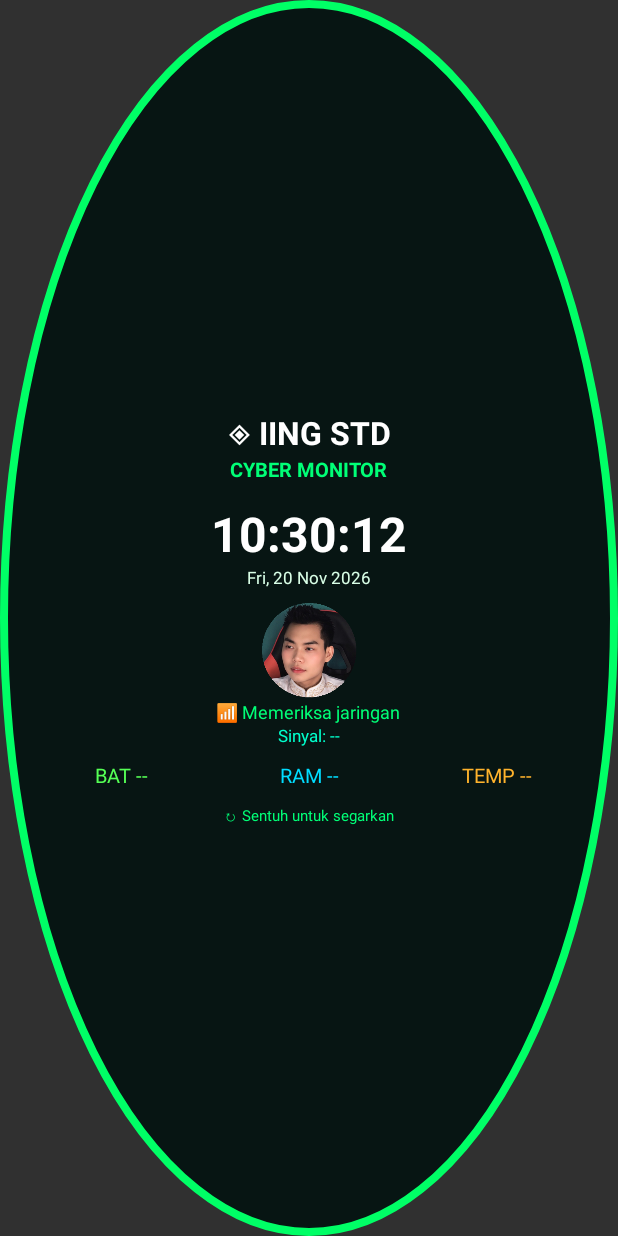
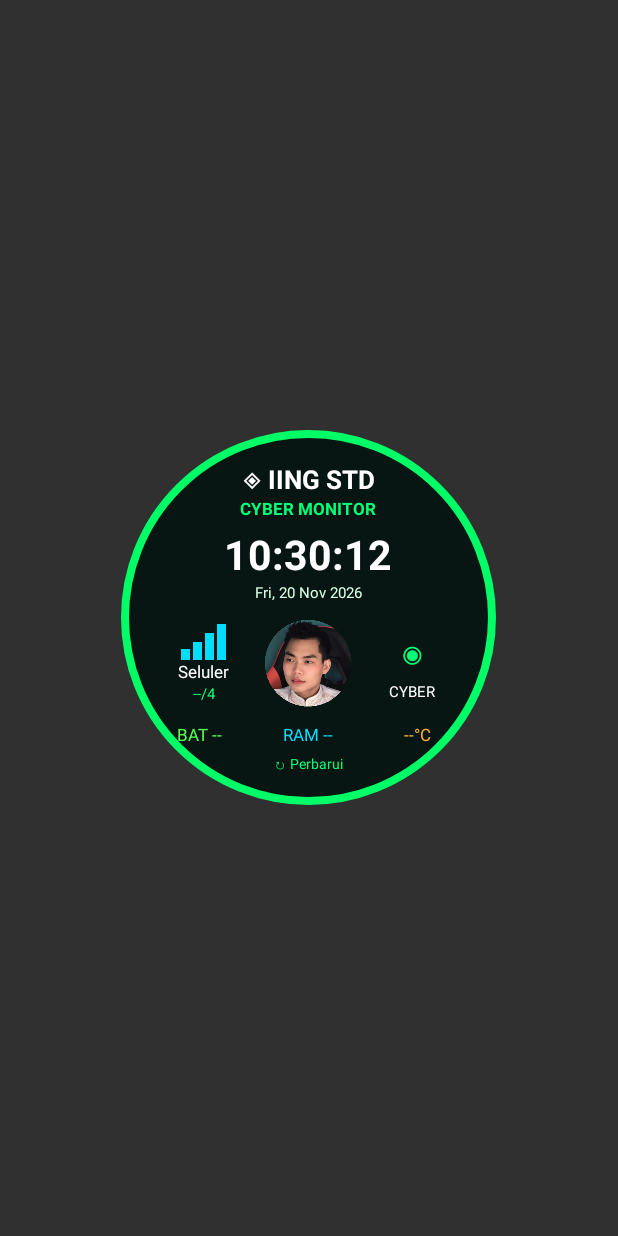
Before and after one commit to stdcrypto-boop/IING-STD-Cyber-Widget, an Android app: the layout widget.xml on its own in the app's theme, with its tools: preview values and no code run, on a phone screen of 412 x 824 dp. Run offline under Robolectric (Android 15) with nearby library versions, the phone set to English and light mode, and no system bars.

Commit message:
Compact circular cyber widget and live four-bar signal indicator

```diff
--- a/app/src/main/res/layout/widget.xml
+++ b/app/src/main/res/layout/widget.xml
@@ -1,18 +1,32 @@
 <?xml version="1.0" encoding="utf-8"?>
 <FrameLayout xmlns:android="http://schemas.android.com/apk/res/android" android:layout_width="match_parent" android:layout_height="match_parent">
- <LinearLayout android:layout_width="match_parent" android:layout_height="match_parent" android:layout_gravity="center" android:orientation="vertical" android:gravity="center" android:padding="18dp" android:background="@drawable/cyber_circle">
-  <TextView android:layout_width="wrap_content" android:layout_height="wrap_content" android:text="◈ IING STD" android:textStyle="bold" android:textColor="#FFFFFF" android:textSize="21sp"/>
-  <TextView android:layout_width="wrap_content" android:layout_height="wrap_content" android:text="CYBER MONITOR" android:textStyle="bold" android:textColor="#00FF77" android:textSize="13sp"/>
-  <TextClock android:layout_width="wrap_content" android:layout_height="wrap_content" android:format12Hour="hh:mm:ss" android:format24Hour="HH:mm:ss" android:textColor="#FFFFFF" android:textSize="32sp" android:textStyle="bold" android:layout_marginTop="12dp"/>
-  <TextClock android:layout_width="wrap_content" android:layout_height="wrap_content" android:format12Hour="EEE, dd MMM yyyy" android:format24Hour="EEE, dd MMM yyyy" android:textColor="#D9FFE7" android:textSize="11sp"/>
-  <ImageView android:layout_width="65dp" android:layout_height="65dp" android:src="@drawable/portrait" android:contentDescription="Foto profil" android:layout_marginTop="8dp"/>
-  <TextView android:id="@+id/network" android:layout_width="wrap_content" android:layout_height="wrap_content" android:text="📶 Memeriksa jaringan" android:textColor="#00FF77" android:textSize="12sp"/>
-  <TextView android:id="@+id/signal" android:layout_width="wrap_content" android:layout_height="wrap_content" android:text="Sinyal: --" android:textColor="#00FFCC" android:textSize="11sp"/>
-  <LinearLayout android:layout_width="match_parent" android:layout_height="wrap_content" android:orientation="horizontal" android:gravity="center" android:layout_marginTop="9dp">
-   <TextView android:id="@+id/battery" android:layout_width="0dp" android:layout_weight="1" android:gravity="center" android:layout_height="wrap_content" android:text="BAT --" android:textColor="#55FF55" android:textSize="13sp"/>
-   <TextView android:id="@+id/storage" android:layout_width="0dp" android:layout_weight="1" android:gravity="center" android:layout_height="wrap_content" android:text="RAM --" android:textColor="#00DDFF" android:textSize="13sp"/>
-   <TextView android:id="@+id/temp" android:layout_width="0dp" android:layout_weight="1" android:gravity="center" android:layout_height="wrap_content" android:text="TEMP --" android:textColor="#FFB32C" android:textSize="13sp"/>
+ <LinearLayout android:layout_width="250dp" android:layout_height="250dp" android:layout_gravity="center" android:orientation="vertical" android:gravity="center" android:padding="16dp" android:background="@drawable/cyber_circle">
+  <TextView android:layout_width="wrap_content" android:layout_height="wrap_content" android:text="◈ IING STD" android:textStyle="bold" android:textColor="#FFFFFF" android:textSize="17sp"/>
+  <TextView android:layout_width="wrap_content" android:layout_height="wrap_content" android:text="CYBER MONITOR" android:textStyle="bold" android:textColor="#00FF77" android:textSize="11sp"/>
+  <TextClock android:layout_width="wrap_content" android:layout_height="wrap_content" android:format12Hour="hh:mm:ss" android:format24Hour="HH:mm:ss" android:textColor="#FFFFFF" android:textSize="27sp" android:textStyle="bold" android:layout_marginTop="4dp"/>
+  <TextClock android:layout_width="wrap_content" android:layout_height="wrap_content" android:format12Hour="EEE, dd MMM yyyy" android:format24Hour="EEE, dd MMM yyyy" android:textColor="#D9FFE7" android:textSize="10sp"/>
+  <LinearLayout android:layout_width="match_parent" android:layout_height="80dp" android:orientation="horizontal" android:gravity="center">
+   <LinearLayout android:layout_width="0dp" android:layout_weight="1" android:layout_height="wrap_content" android:gravity="center" android:orientation="vertical">
+    <LinearLayout android:layout_width="wrap_content" android:layout_height="25dp" android:gravity="bottom" android:orientation="horizontal">
+     <View android:id="@+id/bar1" android:layout_width="6dp" android:layout_height="7dp" android:layout_marginEnd="2dp" android:background="#00DDFF"/>
+     <View android:id="@+id/bar2" android:layout_width="6dp" android:layout_height="12dp" android:layout_marginEnd="2dp" android:background="#00DDFF"/>
+     <View android:id="@+id/bar3" android:layout_width="6dp" android:layout_height="18dp" android:layout_marginEnd="2dp" android:background="#00DDFF"/>
+     <View android:id="@+id/bar4" android:layout_width="6dp" android:layout_height="24dp" android:background="#00DDFF"/>
+    </LinearLayout>
+    <TextView android:id="@+id/network" android:layout_width="wrap_content" android:layout_height="wrap_content" android:text="Seluler" android:textColor="#FFFFFF" android:textSize="11sp"/>
+    <TextView android:id="@+id/signal" android:layout_width="wrap_content" android:layout_height="wrap_content" android:text="--/4" android:textColor="#00FF77" android:textSize="10sp"/>
+   </LinearLayout>
+   <ImageView android:layout_width="60dp" android:layout_height="60dp" android:src="@drawable/portrait" android:contentDescription="Foto profil"/>
+   <LinearLayout android:layout_width="0dp" android:layout_weight="1" android:layout_height="wrap_content" android:gravity="center" android:orientation="vertical">
+    <TextView android:layout_width="wrap_content" android:layout_height="wrap_content" android:text="◉" android:textColor="#00FF77" android:textSize="27sp"/>
+    <TextView android:layout_width="wrap_content" android:layout_height="wrap_content" android:text="CYBER" android:textColor="#FFFFFF" android:textSize="10sp"/>
+   </LinearLayout>
   </LinearLayout>
-  <TextView android:id="@+id/updated" android:layout_width="wrap_content" android:layout_height="wrap_content" android:text="↻ Sentuh untuk segarkan" android:textColor="#00FF77" android:textSize="10sp" android:layout_marginTop="10dp"/>
+  <LinearLayout android:layout_width="match_parent" android:layout_height="wrap_content" android:orientation="horizontal" android:gravity="center">
+   <TextView android:id="@+id/battery" android:layout_width="0dp" android:layout_weight="1" android:gravity="center" android:layout_height="wrap_content" android:text="BAT --" android:textColor="#55FF55" android:textSize="11sp"/>
+   <TextView android:id="@+id/storage" android:layout_width="0dp" android:layout_weight="1" android:gravity="center" android:layout_height="wrap_content" android:text="RAM --" android:textColor="#00DDFF" android:textSize="11sp"/>
+   <TextView android:id="@+id/temp" android:layout_width="0dp" android:layout_weight="1" android:gravity="center" android:layout_height="wrap_content" android:text="--°C" android:textColor="#FFB32C" android:textSize="11sp"/>
+  </LinearLayout>
+  <TextView android:id="@+id/updated" android:layout_width="wrap_content" android:layout_height="wrap_content" android:text="↻ Perbarui" android:textColor="#00FF77" android:textSize="9sp" android:layout_marginTop="5dp"/>
  </LinearLayout>
 </FrameLayout>
```
